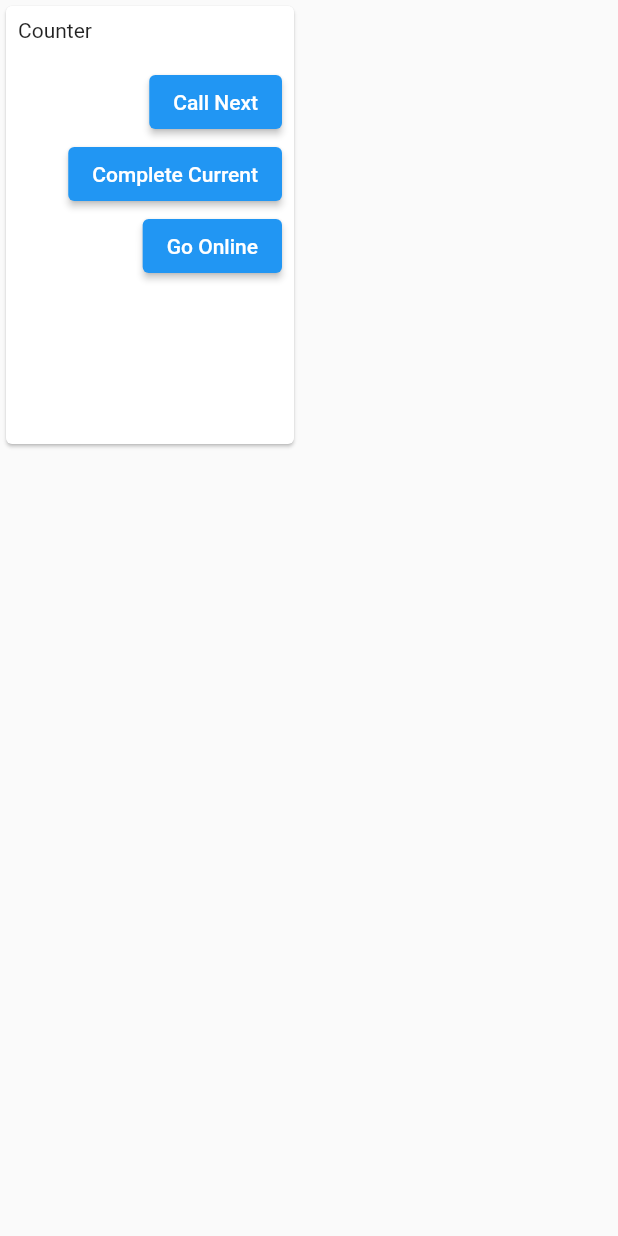
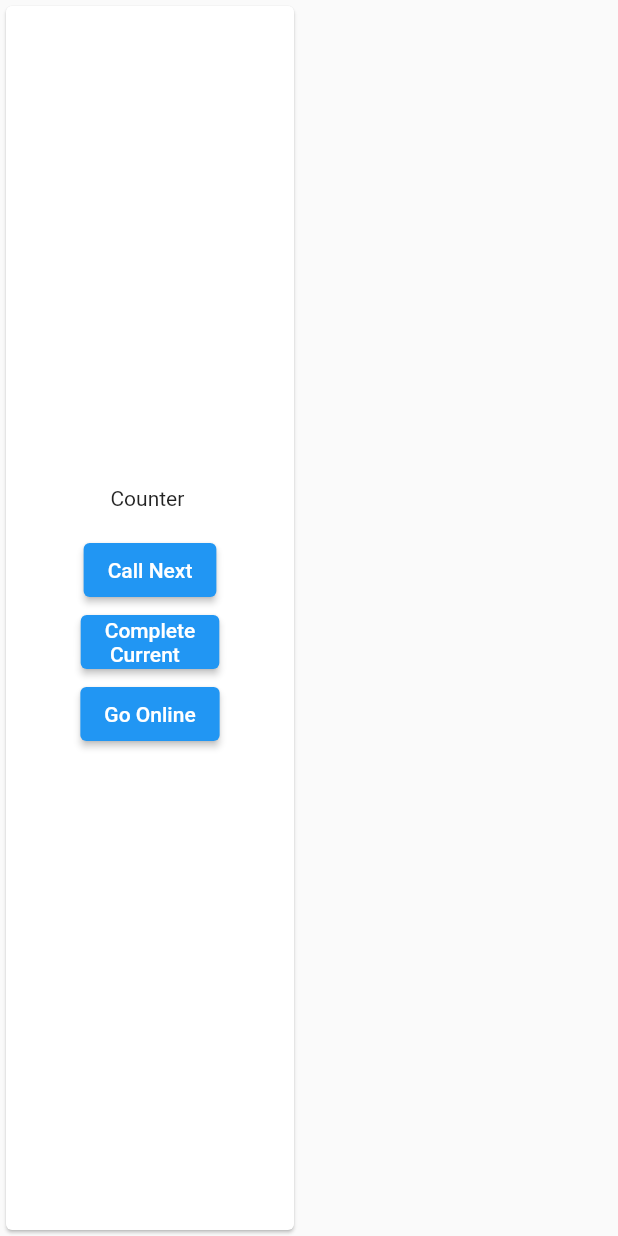
Before and after one commit to lyestarzalt/ticketing_application, a Flutter app: the CounterCard widget shown alone on an empty page, opened directly with empty values, on a phone screen of 412 x 824 dp. Run offline on Flutter 3.47's test engine with Material 2 defaults, Android fonts, the phone set to English and light mode, and no system bars; our stand-ins replace cloud_firestore, firebase_core; accounts and stored records are empty; generated files the repository leaves out were written again; network calls fail.

Commit message:
UI improvements

```diff
--- a/lib/managment_view.dart
+++ b/lib/managment_view.dart
@@ -1,7 +1,6 @@
 import 'package:flutter/material.dart';
 import 'dart:async';
 import 'package:cloud_firestore/cloud_firestore.dart';
-import 'package:flutter/services.dart';
 
 class ManagementView extends StatefulWidget {
   @override
@@ -18,8 +17,8 @@ class _ManagementViewState extends State<ManagementView> {
   Widget build(BuildContext context) {
     return Scaffold(
       body: Container(
-        height: MediaQuery.of(context).size.height * 0.5,
-        width: MediaQuery.of(context).size.width * 0.5,
+        height: MediaQuery.of(context).size.height,
+        width: MediaQuery.of(context).size.width,
         child: Center(
           child: StreamBuilder<QuerySnapshot>(
             stream:
@@ -47,8 +46,14 @@ class _ManagementViewState extends State<ManagementView> {
                     .toList();
                 // Build the UI using the CounterCard widget and
                 //the CounterData model
-                return Container(
-                  child: Wrap(children: counterCards),
+                return SingleChildScrollView(
+                  scrollDirection: Axis.horizontal,
+                  child: Wrap(
+                    spacing: 10,
+                    runSpacing: 10,
+                    alignment: WrapAlignment.center,
+                    children: counterCards,
+                  ),
                 );
               }
             },
@@ -60,7 +65,7 @@ class _ManagementViewState extends State<ManagementView> {
 }
 
 Future<bool> _callNext(String counterNumber) async {
-  // TODO: very ugly code. I will refactor it later. I am tired.(split functions
+  // TODO: god forgive me. I will refactor it later. I am tired.(split functions
   // and make it more readable)
 
   // get the oldest ticket that is not assigned to a counter
@@ -142,21 +147,23 @@ class CounterCard extends StatelessWidget {
 
   @override
   Widget build(BuildContext context) {
-    return SizedBox(
-      width: 200,
-      height: 300,
+    return Container(
+      width: 200, // Set the width to 80% of the screen width
       child: Card(
         child: Column(
+          mainAxisAlignment: MainAxisAlignment.center,
+          crossAxisAlignment: CrossAxisAlignment.center,
           children: [
-            Row(
-              children: [
-                Container(
-                  padding: const EdgeInsets.all(8.0),
-                  child: Text('Counter ${counterData.counterNumber}'),
-                ),
-              ],
+            Container(
+              padding: const EdgeInsets.all(8.0),
+              child: Text('Counter ${counterData.counterNumber}'),
             ),
             ButtonBar(
+              alignment: MainAxisAlignment.center,
+              buttonMinWidth: 160,
+
+              // put space between buttons
+              buttonHeight: 50,
               children: [
                 ElevatedButton(
                   child: Text('Call Next'),
@@ -165,7 +172,7 @@ class CounterCard extends StatelessWidget {
                             if (value == true)
                               {
                                 ScaffoldMessenger.of(context).showSnackBar(
-                                  SnackBar(
+                                  const SnackBar(
                                     content: Text('Next ticket called'),
                                   ),
                                 )
@@ -173,7 +180,7 @@ class CounterCard extends StatelessWidget {
                             else
                               {
                                 ScaffoldMessenger.of(context).showSnackBar(
-                                  SnackBar(
+                                  const SnackBar(
                                     content:
                                         Text('No tickets, get some rest :) '),
                                   ),
@@ -182,7 +189,7 @@ class CounterCard extends StatelessWidget {
                           }),
                 ),
                 ElevatedButton(
-                  child: Text('Complete Current'),
+                  child: const Text('Complete\n Current'),
                   onPressed: () => _completeCurrent(counterData.counterNumber),
                 ),
                 ElevatedButton(
--- a/pubspec.yaml
+++ b/pubspec.yaml
@@ -37,6 +37,7 @@ dependencies:
   # Use with the CupertinoIcons class for iOS style icons.
   cupertino_icons: ^1.0.2
   cloud_firestore: ^4.4.2
+  url_launcher: ^6.1.10
 
 dev_dependencies:
   flutter_test:
```
Also changed, not shown: lib/client_view.dart (+3 -4 lines), lib/main.dart (+93 -8 lines), pubspec.lock.
